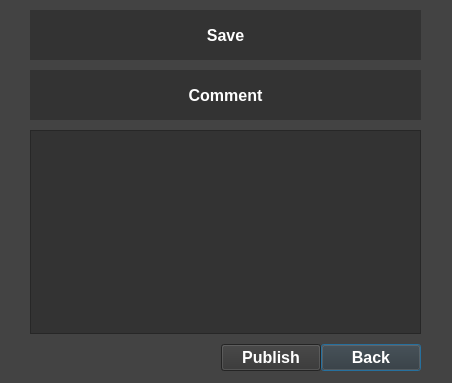
KKW0/pizza_api, file python/PizzaMaya_ah/ui/UI_design/Save.ui: the form before one commit.
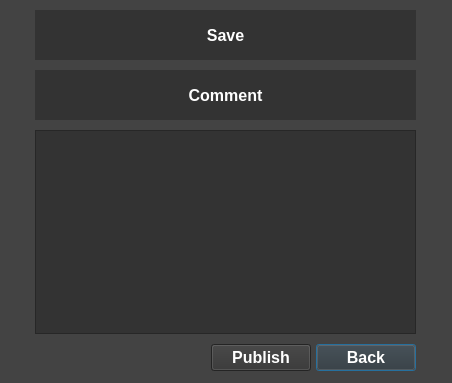
The form after the commit.

Diff of the .ui file:
```diff
--- a/python/PizzaMaya_ah/ui/UI_design/Save.ui
+++ b/python/PizzaMaya_ah/ui/UI_design/Save.ui
@@ -27,7 +27,7 @@
    </property>
    <layout class="QGridLayout" name="gridLayout">
     <property name="horizontalSpacing">
-     <number>0</number>
+     <number>5</number>
     </property>
     <property name="verticalSpacing">
      <number>10</number>
```
